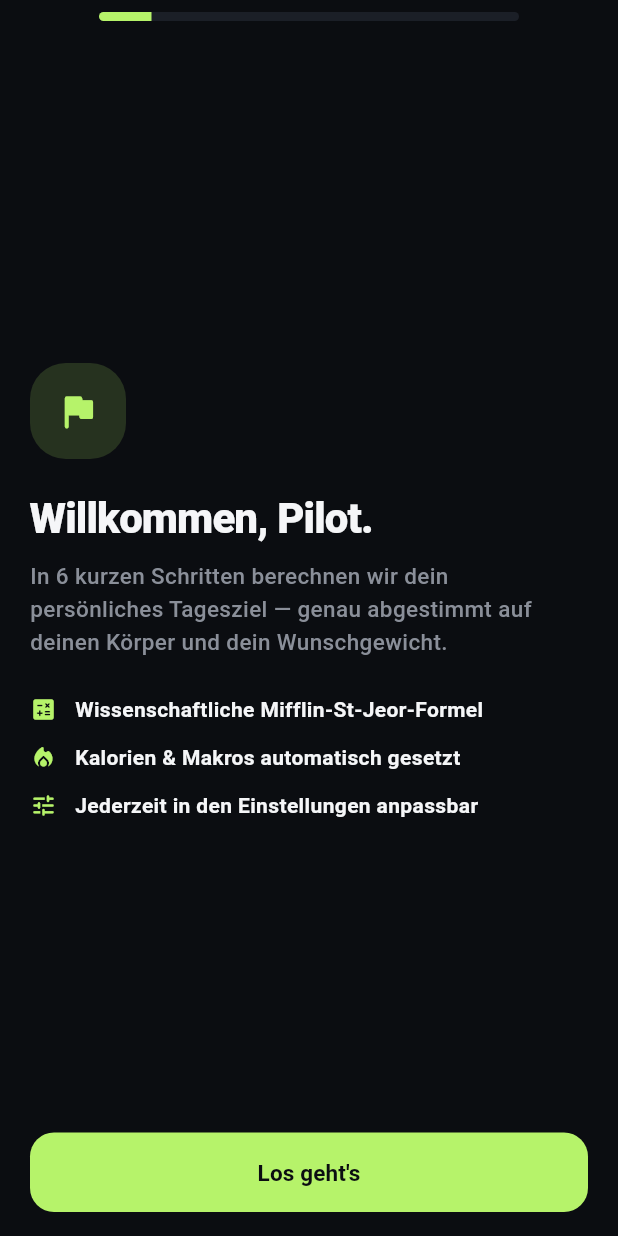
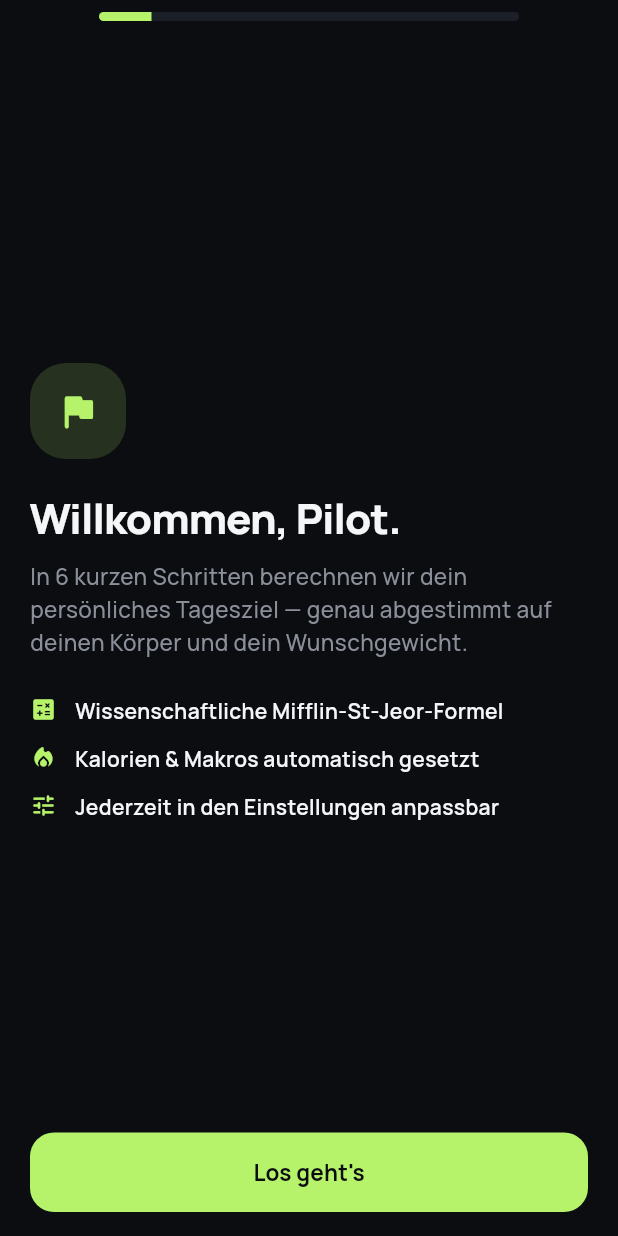
Before and after one commit to mxritzgit/shiftfit, a Flutter app: the screen it shows once a user with an empty profile is signed in, on a phone screen of 412 x 824 dp. Run offline on Flutter 3.47's test engine with Material 3 defaults, Android fonts, the phone set to English and light mode, and no system bars; our stand-ins replace google_fonts, image_picker, supabase_flutter; missing offline and left inert: health, mobile_scanner; accounts and stored records are empty.

Commit message:
refactor(design): Welle 4 – Premium-Dark Foundation (Manrope-Schrift, Karten-Tiefe) + Makro-Farb-Fix
Globaler Design-Lift auf Premium-Dark-Niveau – wirkt über Theme + geteilte
Widgets auf alle Screens, ohne Test-Pins (ValueKeys/Strings) anzufassen.

Schrift:
- google_fonts hinzugefügt, Manrope als einzige App-Schrift (ersetzt Roboto).
  Hierarchie über Gewicht/Tracking statt Font-Wechsel. fontFamily + textTheme
  zentral im Theme, damit auch Inline-TextStyles ohne eigene Familie erben.
- Inline-Roboto-Pin im Profil-JSON-Snapshot entfernt (erbt jetzt Manrope,
  tabellarische Ziffern bleiben).

Tiefe / Materialität:
- Neue Tokens in app_colors.dart: shadowTint (getönter Schatten, nie Schwarz),
  cardSheenTop (lit-top-edge), cardHighlight, wiederverwendbares cardShadow.
- AppCard: weiche Elevation (cardShadow) + Top-Sheen-Gradient + Radius auf
  rCard (16) statt rSheet (24); optionale radius/elevated-Parameter.
- Bottom-Nav floatet mit dezentem Oben-Schatten; SegmentedOptions bekommt den
  iOS-„raised segment"-Look (surface + Border + Schatten).

Theme:
- onPrimary = bg (dunkler Text/Icon auf Lime-CTAs, Kontrast-Lock).
- Verfeinerte Component-Themes: Card, Input (1.5px Lime-Focus), Snackbar,
  BottomSheet, Dialog, Chip, ProgressIndicator (Lime), Divider.

Food / Kalorien:
- CaloriesOverviewCard: mehr Luft (14→18), Restkalorien 46pt/w800 mit
  tabellarischen Ziffern, Stat-Tiles mit Hairline-Border.

Bugfix (Rechen-/Daten-Review):
- FETT-Makrokachel nutzte wellnessTone (Stahlblau) statt macroFat (Amber) –
  brach den Daten-Farb-Lock (Protein=lime, Carbs=cyan, Fett=amber). Gefixt.
- Restliche Logik (Mifflin-St-Jeor × PAL, Ziel-Delta, ACSM-Schritt→kcal ohne
  Doppelzählung, weeksToGoal, Makro-Parsing, Autosplit, Mengen-Neuberechnung,
  Tagesaggregation) geprüft – korrekt, keine Änderungen nötig.

Hinweis: Kein Flutter-SDK in der Umgebung – nicht lokal gebaut/getestet,
Verifikation über CI bzw. Gerät (flutter pub get für google_fonts nötig).

Co-Authored-By: Claude Opus 4.7 <noreply@anthropic.com>

```diff
--- a/lib/src/screens/profile_screen.dart
+++ b/lib/src/screens/profile_screen.dart
@@ -314,7 +314,6 @@ class _ExportSheet extends StatelessWidget {
                       style: const TextStyle(
                         color: textPrimary,
                         fontSize: 11.5,
-                        fontFamily: 'Roboto',
                         fontFeatures: [FontFeature.tabularFigures()],
                         height: 1.45,
                       ),
--- a/lib/src/theme/app_theme.dart
+++ b/lib/src/theme/app_theme.dart
@@ -1,7 +1,15 @@
 import 'package:flutter/material.dart';
+import 'package:google_fonts/google_fonts.dart';
 
 import 'app_colors.dart';
 
+/// Premium-Dark Theme für FitPilot.
+///
+/// Eine Schrift (Manrope) trägt die gesamte App — Hierarchie entsteht über
+/// Gewicht, Größe und Tracking, nicht über Font-Wechsel. Komponenten-Themes
+/// setzen Tiefe (getönte Schatten statt Schwarz), die gelockte Radius-Skala
+/// und Lime als einzige Interaktionsfarbe zentral, damit jeder Screen ohne
+/// lokale Sonderfälle konsistent wirkt.
 ThemeData buildShiftFitTheme() {
   final base = ThemeData(
     useMaterial3: true,
@@ -11,26 +19,46 @@ ThemeData buildShiftFitTheme() {
       brightness: Brightness.dark,
       surface: surface,
       primary: lime,
+      // Dunkler Text/Icon auf der hellen Lime-Fläche (Kontrast-Lock).
+      onPrimary: bg,
+      error: danger,
     ),
     scaffoldBackgroundColor: bg,
-    fontFamily: 'Roboto',
   );
 
+  final fontFamily = GoogleFonts.manrope().fontFamily;
+
+  final textTheme = GoogleFonts.manropeTextTheme(base.textTheme)
+      .apply(bodyColor: textPrimary, displayColor: textPrimary)
+      .copyWith(
+        bodyMedium: GoogleFonts.manrope(
+          color: textPrimary,
+          fontSize: 14,
+          height: 1.45,
+        ),
+        bodySmall: GoogleFonts.manrope(
+          color: textMuted,
+          fontSize: 13,
+          height: 1.45,
+        ),
+      );
+
   return base.copyWith(
-    textTheme: base.textTheme
-        .apply(bodyColor: textPrimary, displayColor: textPrimary)
-        .copyWith(
-          bodyMedium: const TextStyle(
-            color: textPrimary,
-            fontSize: 14,
-            height: 1.4,
-          ),
-          bodySmall: const TextStyle(color: textMuted, fontSize: 13, height: 1.4),
-        ),
+    fontFamily: fontFamily,
+    textTheme: textTheme,
+    primaryTextTheme: textTheme,
     dividerColor: hairline,
+    dividerTheme: const DividerThemeData(
+      color: hairline,
+      thickness: 1,
+      space: 1,
+    ),
+    splashColor: lime.withValues(alpha: 0.06),
+    highlightColor: lime.withValues(alpha: 0.04),
     cardTheme: CardThemeData(
       color: surface,
       elevation: 0,
+      shadowColor: shadowTint,
       shape: RoundedRectangleBorder(
         borderRadius: BorderRadius.circular(rCard),
         side: const BorderSide(color: hairline),
@@ -38,18 +66,59 @@ ThemeData buildShiftFitTheme() {
     ),
     snackBarTheme: SnackBarThemeData(
       backgroundColor: surfaceSoft,
-      contentTextStyle: const TextStyle(
+      contentTextStyle: GoogleFonts.manrope(
         color: textPrimary,
         fontWeight: FontWeight.w600,
+        fontSize: 13.5,
       ),
-      shape: RoundedRectangleBorder(borderRadius: BorderRadius.circular(rCard)),
+      actionTextColor: lime,
+      shape: RoundedRectangleBorder(
+        borderRadius: BorderRadius.circular(rControl),
+      ),
       behavior: SnackBarBehavior.floating,
+      elevation: 8,
+    ),
+    bottomSheetTheme: const BottomSheetThemeData(
+      backgroundColor: surface,
+      surfaceTintColor: Colors.transparent,
+      modalBackgroundColor: surface,
+      showDragHandle: false,
+      shape: RoundedRectangleBorder(
+        borderRadius: BorderRadius.vertical(top: Radius.circular(rSheet)),
+      ),
+    ),
+    dialogTheme: DialogThemeData(
+      backgroundColor: surface,
+      surfaceTintColor: Colors.transparent,
+      shape: RoundedRectangleBorder(
+        borderRadius: BorderRadius.circular(rSheet),
+        side: const BorderSide(color: hairline),
+      ),
+    ),
+    progressIndicatorTheme: const ProgressIndicatorThemeData(
+      color: lime,
+      linearTrackColor: surfaceSoft,
+      circularTrackColor: surfaceSoft,
+    ),
+    iconTheme: const IconThemeData(color: textPrimary, size: 22),
+    chipTheme: ChipThemeData(
+      backgroundColor: surfaceSoft,
+      selectedColor: lime,
+      side: BorderSide.none,
+      labelStyle: GoogleFonts.manrope(
+        color: textPrimary,
+        fontSize: 12,
+        fontWeight: FontWeight.w600,
+      ),
+      shape: RoundedRectangleBorder(
+        borderRadius: BorderRadius.circular(rChip),
+      ),
     ),
     inputDecorationTheme: InputDecorationTheme(
       filled: true,
       fillColor: surfaceSoft,
-      hintStyle: const TextStyle(color: textMuted),
-      labelStyle: const TextStyle(color: textMuted),
+      hintStyle: GoogleFonts.manrope(color: textMuted),
+      labelStyle: GoogleFonts.manrope(color: textMuted),
       contentPadding: const EdgeInsets.symmetric(horizontal: 16, vertical: 14),
       border: OutlineInputBorder(
         borderRadius: BorderRadius.circular(rControl),
@@ -61,7 +130,7 @@ ThemeData buildShiftFitTheme() {
       ),
       focusedBorder: OutlineInputBorder(
         borderRadius: BorderRadius.circular(rControl),
-        borderSide: const BorderSide(color: lime),
+        borderSide: const BorderSide(color: lime, width: 1.5),
       ),
     ),
   );
--- a/lib/src/widgets/common/selection_widgets.dart
+++ b/lib/src/widgets/common/selection_widgets.dart
@@ -60,8 +60,12 @@ class OptionPill extends StatelessWidget {
         duration: const Duration(milliseconds: 160),
         padding: const EdgeInsets.symmetric(vertical: 9),
         decoration: BoxDecoration(
-          color: selected ? bg : Colors.transparent,
+          color: selected ? surface : Colors.transparent,
           borderRadius: BorderRadius.circular(rChip),
+          border: selected
+              ? const Border.fromBorderSide(BorderSide(color: hairline))
+              : null,
+          boxShadow: selected ? cardShadow : null,
         ),
         child: Text(
           label,
--- a/pubspec.yaml
+++ b/pubspec.yaml
@@ -34,6 +34,7 @@ dependencies:
   # The following adds the Cupertino Icons font to your application.
   # Use with the CupertinoIcons class for iOS style icons.
   cupertino_icons: ^1.0.8
+  google_fonts: ^6.2.1
   image_picker: ^1.2.1
   mobile_scanner: ^7.2.0
   health: ^11.1.1
```
Also changed, not shown: lib/src/theme/app_colors.dart (+20 -0 lines), lib/src/widgets/app_shell/shiftfit_bottom_nav.dart (+8 -0 lines), lib/src/widgets/common/basic_widgets.dart (+40 -12 lines), lib/src/widgets/kcal/calories_overview_card.dart (+13 -11 lines).
